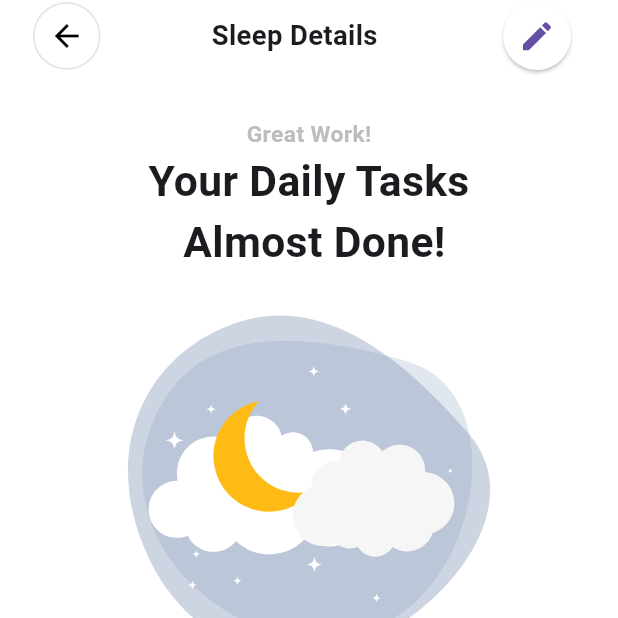
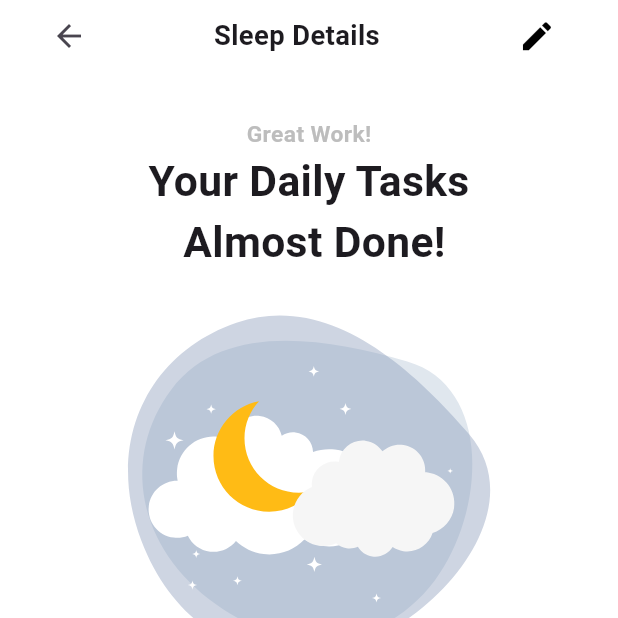
Before and after one commit to youssefalaa10/PureFit, a Flutter app: the SleepScrean screen opened by its route, on a phone screen of 412 x 824 dp, the top half of it. Run offline on Flutter 3.47's test engine with Material 3 defaults, Android fonts, the phone set to English and light mode, and no system bars; drawn by our look-alikes of lottie; our stand-ins replace bloc, dio, dotted_border, flutter_bloc, flutter_screenutil, get_it and 5 more; missing offline and left inert: flutter_ruler_picker; accounts and stored records are empty.

Commit message:
feat: :art: build and apply Custom icon and back buttons

```diff
--- a/lib/Core/Components/back_button.dart
+++ b/lib/Core/Components/back_button.dart
@@ -1,4 +1,3 @@
-import 'package:fitpro/Core/Shared/app_colors.dart';
 import 'package:flutter/material.dart';
 
 class CustomBackButton extends StatelessWidget {
@@ -6,18 +5,31 @@ class CustomBackButton extends StatelessWidget {
 
   @override
   Widget build(BuildContext context) {
-    return Container(
-      height: 45,
-      width: 45,
-      decoration: BoxDecoration(
-        border: Border.all(color: ColorManager.greyColor.withOpacity(0.3)),
-        borderRadius: BorderRadius.circular(50),
-      ),
+    return SizedBox(
+      // with background------------------
+      // decoration: BoxDecoration(
+      //   color: Colors.white,
+      //   border: Border.all(color: ColorManager.greyColor.withOpacity(0.5)),
+      //   borderRadius: BorderRadius.circular(50),
+      //   boxShadow: [
+      //     BoxShadow(
+      //       color: Colors.grey.withOpacity(0.2),
+      //       spreadRadius: 2,
+      //       blurRadius: 5,
+      //       offset: const Offset(0, 3),
+      //     ),
+      //   ],
+      // ),
       child: IconButton(
-        icon: const Icon(Icons.arrow_back, color: Colors.black),
+        icon: const Icon(
+          Icons.arrow_back,
+        ),
         onPressed: () {
           Navigator.pop(context);
         },
+        padding: EdgeInsets.zero,
+        highlightColor: Colors.transparent,
+        splashColor: Colors.transparent,
       ),
     );
   }
--- /dev/null
+++ b/lib/Core/Components/custom_icon_button.dart
@@ -0,0 +1,28 @@
+import 'package:flutter/material.dart';
+
+class CustomIconButton extends StatelessWidget {
+  final IconData icon;
+  final VoidCallback onPressed;
+  final Color iconColor;
+
+  const CustomIconButton({
+    super.key,
+    required this.icon,
+    required this.onPressed,
+    this.iconColor = Colors.black,
+  });
+
+  @override
+  Widget build(BuildContext context) {
+    return SizedBox(
+      child: TextButton(
+        style: TextButton.styleFrom(
+          shape: const CircleBorder(),
+          padding: const EdgeInsets.all(10.0),
+        ),
+        onPressed: onPressed,
+        child: Icon(icon, size: 25, color: iconColor),
+      ),
+    );
+  }
+}
--- a/lib/Features/MyPlan/component/workouts_card.dart
+++ b/lib/Features/MyPlan/component/workouts_card.dart
@@ -95,7 +95,7 @@ class GoalinProgress extends StatelessWidget {
                   BoxShadow(
                     color: Colors.black12,
                     blurRadius: 4.r,
-                    offset: Offset(0, 2),
+                    offset: const Offset(0, 2),
                   ),
                 ],
               ),
--- a/lib/Features/Sleep/sleep_screan.dart
+++ b/lib/Features/Sleep/sleep_screan.dart
@@ -5,6 +5,8 @@ import 'package:fitpro/Core/Shared/app_string.dart';
 import 'package:flutter/material.dart';
 import 'package:flutter_screenutil/flutter_screenutil.dart';
 import 'package:lottie/lottie.dart';
+
+import '../../Core/Components/custom_icon_button.dart';
 
 class SleepScrean extends StatelessWidget {
   const SleepScrean({super.key});
@@ -58,14 +60,11 @@ class SleepScrean extends StatelessWidget {
   }
 
   Widget _buildEditButton() {
-    return ElevatedButton(
-      style: ElevatedButton.styleFrom(
-        shape: const CircleBorder(),
-        backgroundColor: ColorManager.backGroundColor,
-        padding: EdgeInsets.all(10.r),
-      ),
-      onPressed: () {},
-      child: const Icon(Icons.edit, size: 25),
+    return CustomIconButton(
+      icon: Icons.edit,
+      onPressed: () {
+        // Your edit action here
+      },
     );
   }
 
--- a/lib/fitpro_app.dart
+++ b/lib/fitpro_app.dart
@@ -16,7 +16,7 @@ class FitproApp extends StatelessWidget {
       child: MaterialApp(
         scaffoldMessengerKey: CustomSnackbar.scaffoldMessengerKey,
         debugShowCheckedModeBanner: false,
-        initialRoute: Routes.exerciseScreen,
+        initialRoute: Routes.layoutScreen,
         onGenerateRoute: appRouter.generateRoute,
       ),
     );
```
Also changed, not shown: lib/Features/Calories/Ui/calories_screen.dart (+7 -8 lines), lib/Features/Exercises/UI/exercise_screen.dart (+10 -2 lines), lib/Features/Layout/layout_screen.dart (+8 -2 lines), lib/Features/Profile/UI/edit_profile_screen.dart (+10 -18 lines), lib/Features/Profile/UI/profile_screen.dart (+2 -7 lines), lib/Features/UserInfo/UI/body_metrics.dart (+2 -12 lines), lib/Features/UserInfo/UI/user_age_screen.dart (+7 -24 lines), lib/Features/UserInfo/UI/user_gender_screen.dart (+12 -30 lines).
